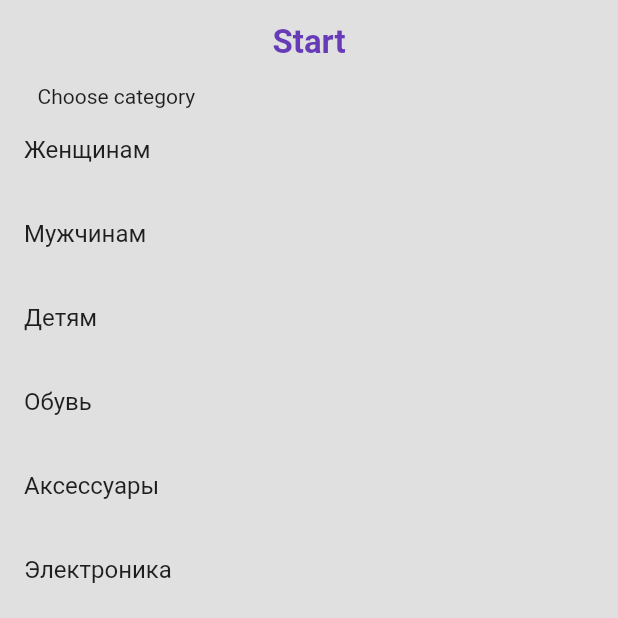
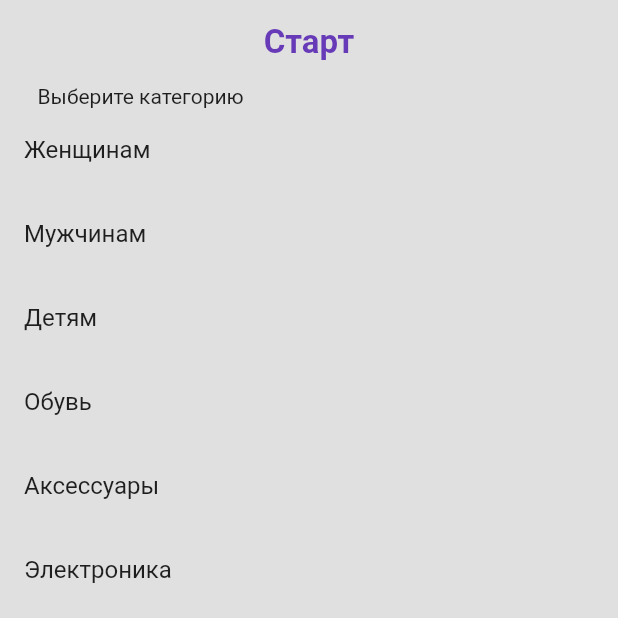
Before and after one commit to flamebrier/calibration-front, a Flutter app: the screen it shows after launch, item 2 of the bottom bar chosen, on a phone screen of 412 x 824 dp, the top half of it. Run offline on Flutter 3.47's test engine with Material 2 defaults, Android fonts, the phone set to English and light mode, and no system bars.

Commit message:
I18n bugs fixed

```diff
--- a/lib/l10n/intl_en.arb
+++ b/lib/l10n/intl_en.arb
@@ -3,9 +3,7 @@
     "save": "Save",
     "share": "Share",
 
-
     "startTitle": "Start",
-
     "startCategorySuggestion": "Choose category",
     "catFemale": "Women",
     "catMale": "Men",
@@ -24,9 +22,9 @@
     "launchTimeLeft": "Time left",
     "launchChooseLeft": "Left to choose",
 
-
     "profileTitle": "Profile",
 
+    "historyTitle": "History",
 
     "minutes0": "minutes",
     "minutes1": "minute",
--- a/lib/layout.dart
+++ b/lib/layout.dart
@@ -4,6 +4,7 @@ import 'package:calibration/styles.dart';
 import 'package:flutter/material.dart';
 
 import 'pages/start/start.dart';
+import 'package:calibration/generated/l10n.dart';
 
 class LayoutView extends StatefulWidget {
   @override
@@ -22,13 +23,15 @@ class _LayoutViewState extends State<LayoutView> {
     _tabs.addAll([
       Tab(
         icon: Icon(Icons.show_chart_outlined),
-        text: "История",
+        text: S.current.historyTitle,
       ),
       Tab(
         icon: Icon(Icons.play_arrow_outlined),
-        text: "Старт",
+        text: S.current.startTitle,
       ),
-      Tab(icon: Icon(Icons.person_pin_circle_outlined), text: "Профиль")
+      Tab(
+          icon: Icon(Icons.person_pin_circle_outlined),
+          text: S.current.profileTitle)
     ]);
   }
 
--- a/lib/main.dart
+++ b/lib/main.dart
@@ -9,7 +9,7 @@ import 'styles.dart';
 
 void main() {
   runApp(Calibration());
-  S.load(Locale(Intl.getCurrentLocale()));
+  S.load(Locale("ru_RU"/* Intl.getCurrentLocale() */));
 }
 
 class Calibration extends StatelessWidget {
--- a/lib/pages/history.dart
+++ b/lib/pages/history.dart
@@ -1,4 +1,5 @@
 import 'package:flutter/material.dart';
+import 'package:calibration/generated/l10n.dart';
 
 class HistoryPage extends StatefulWidget {
   @override
@@ -11,7 +12,7 @@ class _HistoryPageState extends State<HistoryPage>
   Widget build(BuildContext context) {
     super.build(context);
     return Center(
-      child: Text("История"),
+      child: Text(S.current.historyTitle),
     );
   }
 
--- a/lib/pages/profile.dart
+++ b/lib/pages/profile.dart
@@ -1,4 +1,5 @@
 import 'package:flutter/material.dart';
+import 'package:calibration/generated/l10n.dart';
 
 class ProfilePage extends StatefulWidget {
   @override
@@ -11,7 +12,7 @@ class _ProfilePageState extends State<ProfilePage>
   Widget build(BuildContext context) {
     super.build(context);
     return Center(
-      child: Text("Профиль"),
+      child: Text(S.current.profileTitle),
     );
   }
 
```
Also changed, not shown: lib/l10n/intl_ru.arb (+6 -2 lines), lib/pages/start/game.dart (+7 -5 lines), lib/generated/intl/messages_en.dart, lib/generated/intl/messages_ru.dart, lib/generated/l10n.dart, pubspec.lock (deleted).
